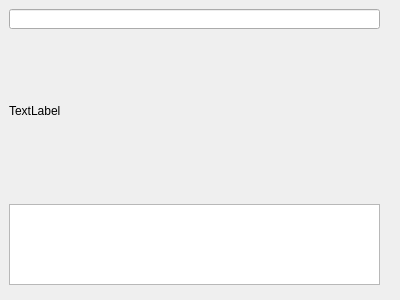
This is ProjetPriseDeNote/imagewidget.ui in Simobain/MotDit as Qt 5 draws it before an edit. The edited form follows.
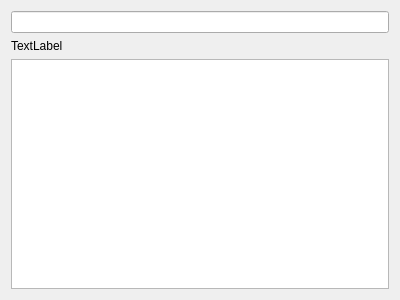
This is the edited form.

```diff
--- a/ProjetPriseDeNote/imagewidget.ui
+++ b/ProjetPriseDeNote/imagewidget.ui
@@ -13,39 +13,21 @@
   <property name="windowTitle">
    <string>Form</string>
   </property>
-  <widget class="QLineEdit" name="lineEdit">
-   <property name="geometry">
-    <rect>
-     <x>9</x>
-     <y>9</y>
-     <width>371</width>
-     <height>20</height>
-    </rect>
-   </property>
-  </widget>
+  <layout class="QVBoxLayout" name="verticalLayout">
+   <item>
+    <widget class="QLineEdit" name="lineEdit"/>
+   </item>
+   <item>
   <widget class="QLabel" name="label">
-   <property name="geometry">
-    <rect>
-     <x>9</x>
-     <y>35</y>
-     <width>361</width>
-     <height>151</height>
-    </rect>
-   </property>
    <property name="text">
     <string>TextLabel</string>
    </property>
   </widget>
-  <widget class="QTextEdit" name="textEdit">
-   <property name="geometry">
-    <rect>
-     <x>9</x>
-     <y>204</y>
-     <width>371</width>
-     <height>81</height>
-    </rect>
-   </property>
-  </widget>
+   </item>
+   <item>
+    <widget class="QTextEdit" name="textEdit"/>
+   </item>
+  </layout>
  </widget>
  <resources/>
  <connections/>
```
Lines whose indentation alone changed are shown as unchanged.
